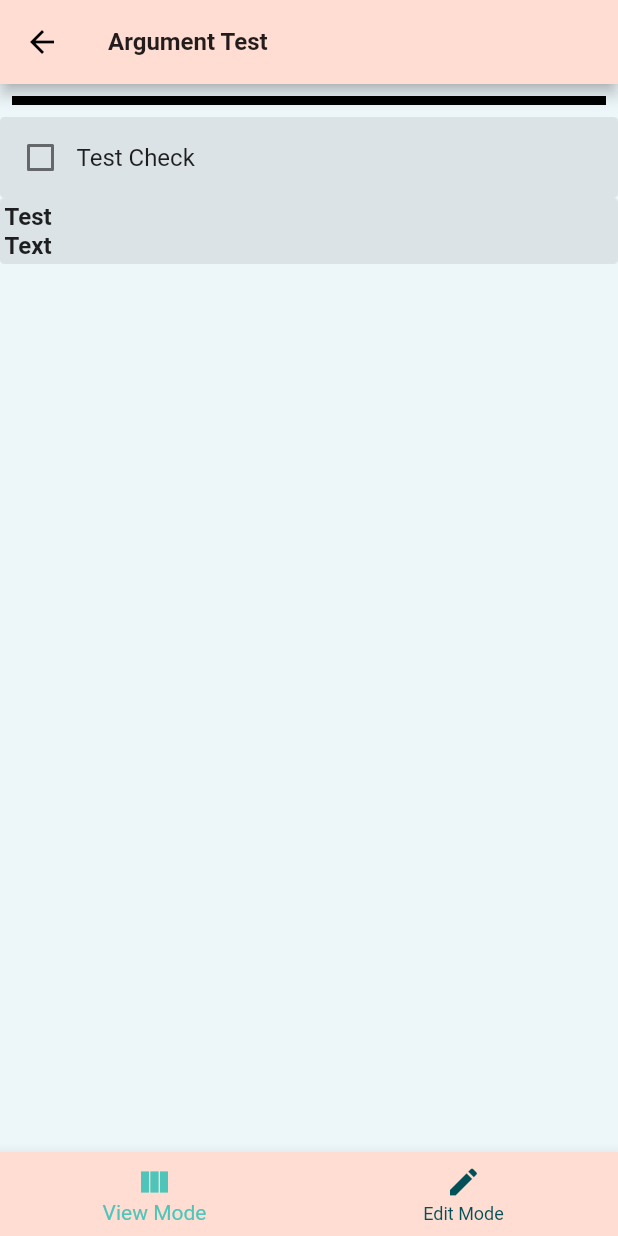
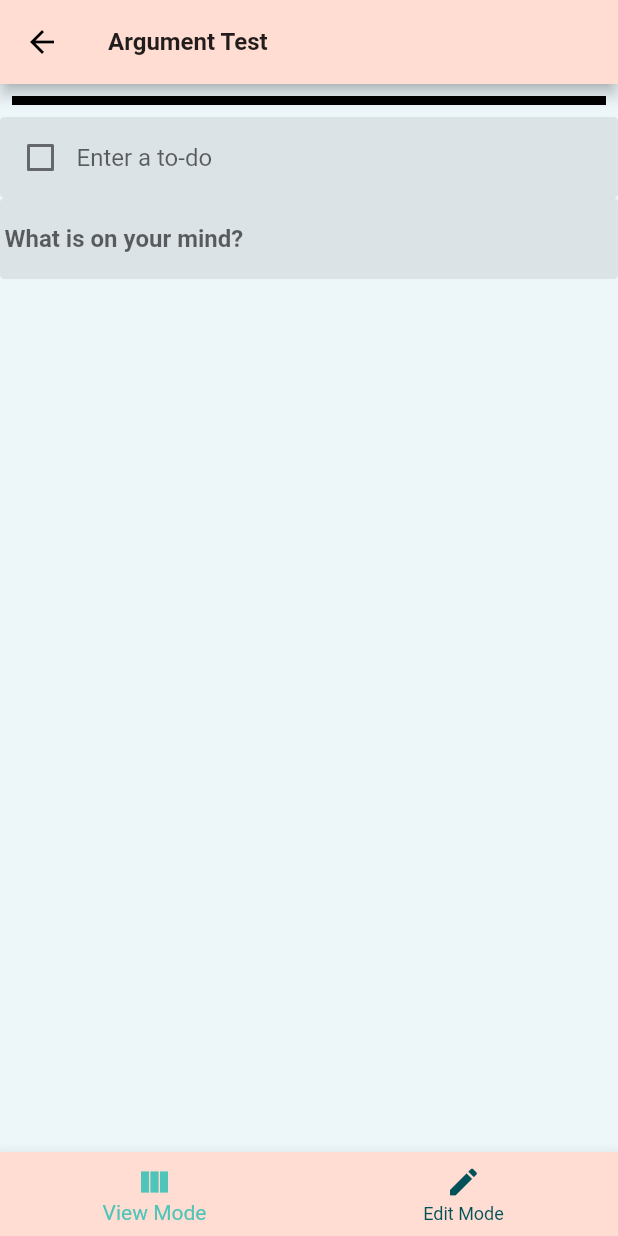
Before and after one commit to DanRagsdale/Panels, a Flutter app: the screen it shows after launch, after a tap on "Argument Test", on a phone screen of 412 x 824 dp. Run offline on Flutter 3.47's test engine with Material 2 defaults, Android fonts, the phone set to English and light mode, and no system bars; missing offline and left inert: drag_and_drop_lists.

Commit message:
Added hint texts to uw_check and uw_text

```diff
--- a/lib/uw_check.dart
+++ b/lib/uw_check.dart
@@ -17,7 +17,7 @@ class _PersistentCheckState extends State<PersistentCheck> {
 			value: state,
 			onChanged: (val) {
 				setState(() {
-			  	state = val!;
+					state = val!;
 				});
 			},
 		);
@@ -25,7 +25,7 @@ class _PersistentCheckState extends State<PersistentCheck> {
 }
 
 class UWCheck extends UserWidget {
-	TextEditingController _controller = TextEditingController(text: "Test Check");
+	TextEditingController _controller = TextEditingController();
 
 	UWCheck(UWControllerState wc) : super(wc);
 
@@ -33,7 +33,10 @@ class UWCheck extends UserWidget {
 	Widget build(BuildContext context, Mode mode) {
 		PersistentCheck box = PersistentCheck();
 		TextField field = TextField(
-				decoration: null,
+				decoration: InputDecoration(
+					border: InputBorder.none,
+					hintText: 'Enter a to-do',
+				),
 				controller: _controller,
 		);
 
--- a/lib/uw_text.dart
+++ b/lib/uw_text.dart
@@ -7,13 +7,16 @@ import 'second_page.dart';
 class UWText extends UserWidget{
 	UWText(UWControllerState wc) : super(wc);
 
-	TextEditingController _controller = TextEditingController(text: "Test\nText");
+	TextEditingController _controller = TextEditingController();
 
 	@override
 	Widget build(BuildContext context, Mode mode) {
 
 		TextField field = TextField(
-			decoration: null,
+			decoration: InputDecoration(
+				border: InputBorder.none,
+				hintText: 'What is on your mind?',
+			),
 			keyboardType: TextInputType.multiline,
 			controller: _controller,
 			style: TextStyle(fontWeight: FontWeight.bold),
```
